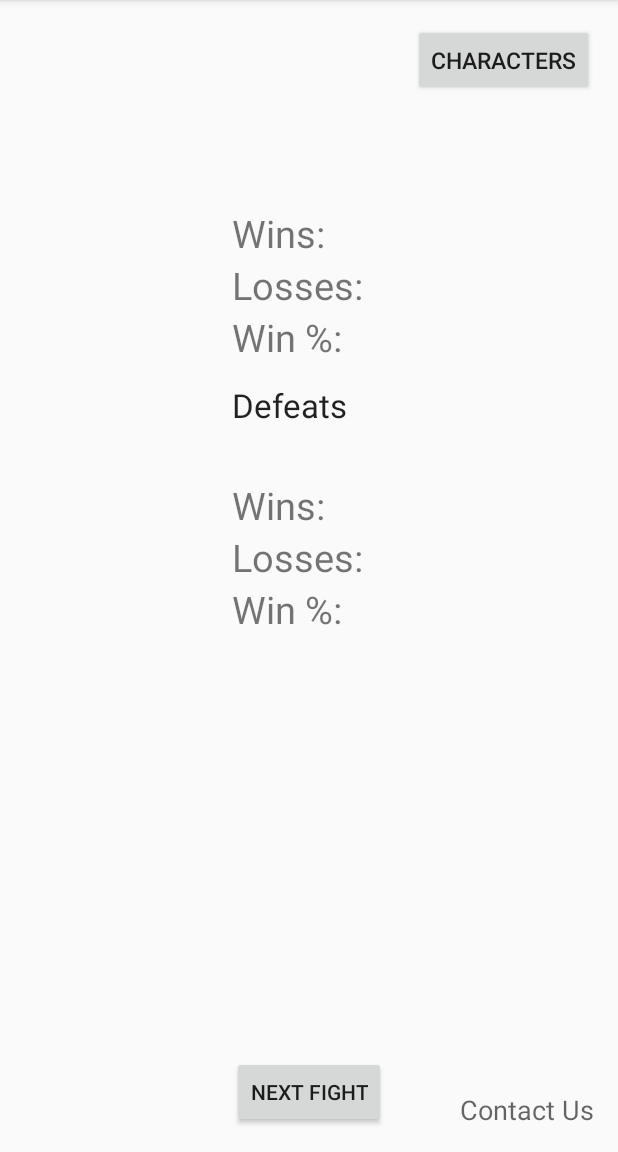
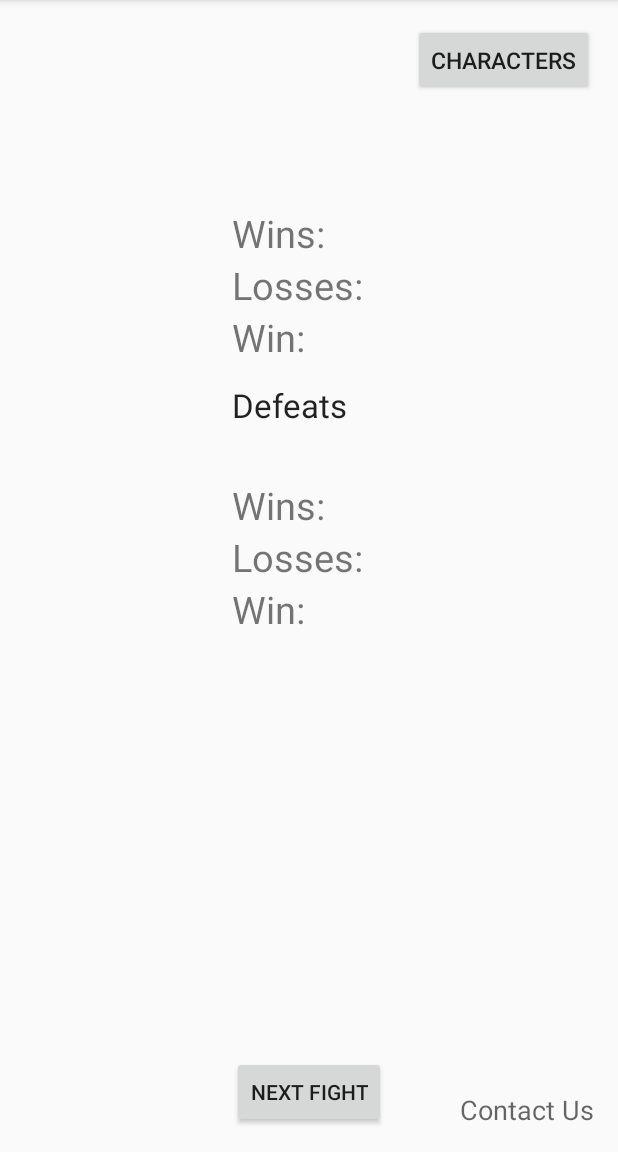
Before and after one commit to GarrettBoggs/DethWarz, an Android app: the StatsActivity screen opened directly, with no data from a screen before it, on a phone screen of 412 x 824 dp, the part 84-1236 px from its top. Run offline under Robolectric (Android 15) with nearby library versions, the phone set to English and light mode, and no system bars; our stand-ins replace ButterKnife.

Commit message:
fix minor layout issues

```diff
--- a/app/src/main/res/layout/activity_stats.xml
+++ b/app/src/main/res/layout/activity_stats.xml
@@ -50,7 +50,7 @@
         android:text="Next Fight" />
 
     <TextView
-        android:text="Win %:"
+        android:text="Win:"
         android:textSize="25sp"
         android:layout_width="wrap_content"
         android:layout_height="wrap_content"
@@ -60,7 +60,7 @@
         android:layout_alignStart="@+id/textView14" />
 
     <TextView
-        android:text="Win %:"
+        android:text="Win:"
         android:textSize="25sp"
         android:layout_width="wrap_content"
         android:layout_height="wrap_content"
```
Also changed, not shown: app/src/main/java/com/example/guest/binder/models/Character.java (+6 -1 lines), app/src/main/java/com/example/guest/binder/ui/CoverActivity.java (+5 -5 lines).
